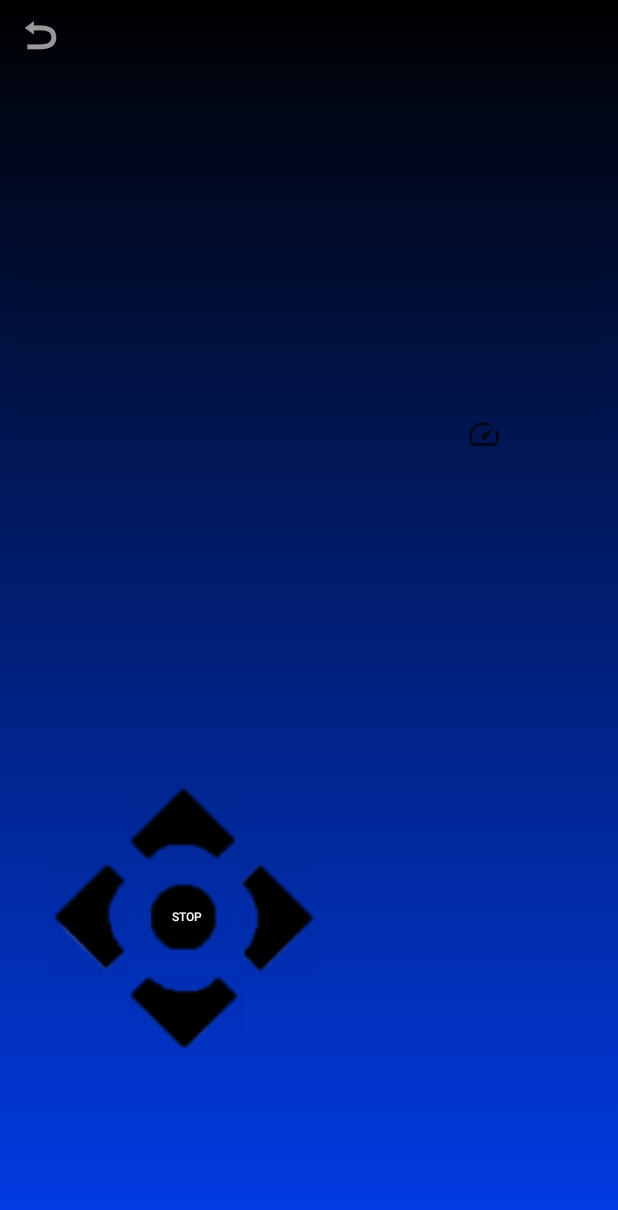
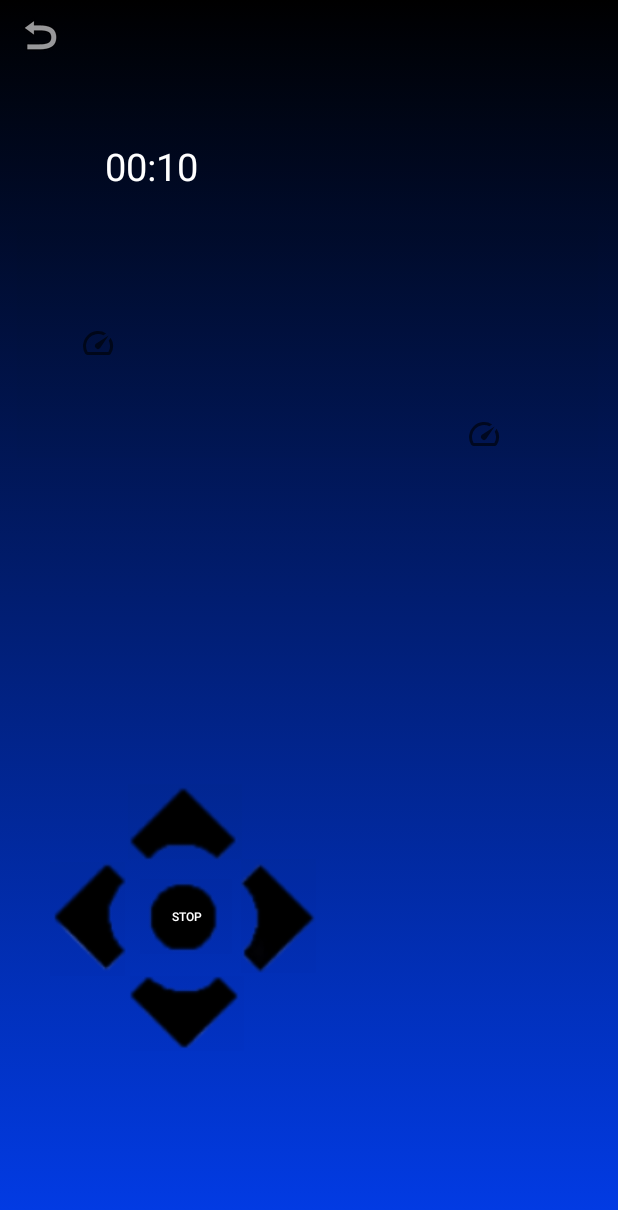
Before and after one commit to DIT113-V22/group-08, an Android app: the ControlPad screen opened directly, with no data from a screen before it, after a tap on an icon or button, on a phone screen of 412 x 824 dp. Shown: the top 1210 px of the screen. Run offline under Robolectric (Android 15) with nearby library versions, the phone set to English and light mode, and no system bars; libraries missing offline, so code that uses them is left out: org.eclipse.paho; 3 statements that could not run were skipped; 3 other taps on this screen came first.

Commit message:
Chronometer and its design
Added simple chronometer that counts up. When the race is finished it displays the total elapsed time with milliseconds. Added its design.

```diff
--- a/Android/islandRush/app/src/main/java/com/quinstedt/islandRush/BrokerConnection.java
+++ b/Android/islandRush/app/src/main/java/com/quinstedt/islandRush/BrokerConnection.java
@@ -4,7 +4,9 @@ import android.content.Context;
 import android.graphics.Bitmap;
 import android.graphics.Color;
 import android.os.Bundle;
+import android.os.SystemClock;
 import android.util.Log;
+import android.widget.Chronometer;
 import android.widget.ImageView;
 import android.widget.TextView;
 import android.widget.Toast;
@@ -15,6 +17,10 @@ import org.eclipse.paho.client.mqttv3.IMqttDeliveryToken;
 import org.eclipse.paho.client.mqttv3.IMqttToken;
 import org.eclipse.paho.client.mqttv3.MqttCallback;
 import org.eclipse.paho.client.mqttv3.MqttMessage;
+
+import java.text.DateFormat;
+import java.text.SimpleDateFormat;
+import java.util.Date;
 
 public class BrokerConnection  {
 
@@ -40,6 +46,7 @@ public class BrokerConnection  {
 
     public static final String SERVER = MAIN_TOPIC + "/server";
 
+    public static final String FINISH = MAIN_TOPIC + "/Mood/Race/Finish";
 
     // CAMERA
     private static final int IMAGE_WIDTH = 320;
@@ -47,6 +54,9 @@ public class BrokerConnection  {
     ImageView mCameraView;
     TextView actualSpeed;
     Context context;
+    TextView finish;
+    Chronometer simpleChronometer;
+    TextView t;
 
     public  BrokerConnection(Context context){
         this.context = context;
@@ -118,7 +128,25 @@ public class BrokerConnection  {
                         String messageMQTT = message.toString();
                         setActualSpeedFromString(actualSpeed,messageMQTT);
                         Log.i(TAG, "Car speed: " + messageMQTT);
-                    }else {
+
+                    }else if(topic.equals(FINISH)){
+                            String finishMessage = "Finish";
+                            finish.setText(finishMessage);
+                            //Chronometer simpleChronometer= findViewById(R.id.simpleChronometer);
+                            simpleChronometer.stop();
+                            long elapsedMillis = SystemClock.elapsedRealtime() - simpleChronometer.getBase();
+
+                            // THE CHOSEN DATE FORMAT
+                            DateFormat simple = new SimpleDateFormat("mm:ss.SSS");
+
+                            // Creating date from milliseconds
+                            Date result = new Date(elapsedMillis);
+
+                            // SET DATE TO CHOSEN FORMAT
+                            // TextView t = findViewById(R.id.TOTALTIME);
+                            t.setText(String.valueOf(simple.format(result)));
+
+                        }else {
                         Log.i(TAG, "[MQTT] Topic: " + topic + " | Message: " + message.toString());
                     }
                 }
@@ -178,4 +206,16 @@ public class BrokerConnection  {
     public MqttClient getmMqttClient() {
         return mMqttClient;
     }
+
+        public void setFinish(TextView finish) {
+            this.finish = finish;
+        }
+
+        public void setSimpleChronometer(Chronometer simpleChronometer) {
+            this.simpleChronometer = simpleChronometer;
+        }
+
+        public void setT(TextView t) {
+            this.t = t;
+        }
 }
--- a/Android/islandRush/app/src/main/java/com/quinstedt/islandRush/ControlPad.java
+++ b/Android/islandRush/app/src/main/java/com/quinstedt/islandRush/ControlPad.java
@@ -5,12 +5,16 @@ import android.os.Bundle;
 import android.view.View;
 import android.widget.ImageButton;
 
+import android.widget.Chronometer;
+import android.widget.TextView;
+
 import androidx.appcompat.app.AppCompatActivity;
 
 public class ControlPad extends AppCompatActivity {
     ImageButton escapeHash;
     BrokerConnection brokerConnection;
     MqttClient mMqttClient;
+    Chronometer simpleChronometer;
 
     @Override
     public void onCreate(Bundle savedInstanceState ) {
@@ -20,8 +24,19 @@ public class ControlPad extends AppCompatActivity {
         brokerConnection = new BrokerConnection(getApplicationContext());
         brokerConnection.setActualSpeed(findViewById(R.id.actualSpeed));
         brokerConnection.setmCameraView(findViewById(R.id.controlPad_camera));
+        brokerConnection.setFinish(findViewById(R.id.finish_controlPad));
+        brokerConnection.setSimpleChronometer(findViewById(R.id.simpleChronometerControlPad));
+        brokerConnection.setT(findViewById(R.id.TIMERVIEW_ControlPad));
         mMqttClient = brokerConnection.getmMqttClient();
         brokerConnection.connectToMqttBroker();
+
+
+        // start timer
+        simpleChronometer = (Chronometer) findViewById(R.id.simpleChronometerControlPad); // initiate a chronometer
+
+        simpleChronometer.start(); // start a chronometer
+
+        TextView timerView = (TextView) findViewById(R.id.TIMERVIEW_ControlPad);
 
         escapeHash = findViewById(R.id.controlPad_escapeHash);
         escapeHash.setOnClickListener(view -> goBack());
--- a/Android/islandRush/app/src/main/res/layout-land/activity_control_pad.xml
+++ b/Android/islandRush/app/src/main/res/layout-land/activity_control_pad.xml
@@ -103,4 +103,30 @@
         app:layout_constraintTop_toTopOf="parent"
         app:srcCompat="@android:drawable/ic_menu_revert" />
 
+    <Chronometer
+        android:id="@+id/simpleChronometerControlPad"
+        android:layout_width="89dp"
+        android:layout_height="38dp"
+        android:layout_marginStart="340dp"
+        android:layout_marginTop="56dp"
+        android:textColor="@color/white"
+        android:textSize="25sp"
+        app:layout_constraintStart_toStartOf="parent"
+        app:layout_constraintTop_toTopOf="parent" />
+
+    <TextView
+        android:id="@+id/TIMERVIEW_ControlPad"
+        android:layout_width="150dp"
+        android:layout_height="90dp"
+        android:layout_marginTop="128dp"
+        android:textAppearance="?android:attr/text"
+        android:textColor="@color/white"
+        android:textSize="25sp"
+        android:textStyle="bold"
+        app:drawableLeftCompat="@drawable/ic_baseline_speed_24"
+        app:layout_constraintEnd_toEndOf="parent"
+        app:layout_constraintHorizontal_bias="0.562"
+        app:layout_constraintStart_toStartOf="parent"
+        app:layout_constraintTop_toTopOf="parent" />
+
 </androidx.constraintlayout.widget.ConstraintLayout>
--- a/Android/islandRush/app/src/main/res/layout/activity_control_pad.xml
+++ b/Android/islandRush/app/src/main/res/layout/activity_control_pad.xml
@@ -135,6 +135,30 @@
         app:srcCompat="@android:drawable/ic_menu_revert" />
 
 
+    <Chronometer
+        android:id="@+id/simpleChronometerControlPad"
+        android:layout_width="141dp"
+        android:layout_height="72dp"
+        android:layout_marginStart="70dp"
+        android:layout_marginTop="93dp"
+        android:textColor="@color/white"
+        android:textSize="25sp"
+        app:layout_constraintStart_toStartOf="parent"
+        app:layout_constraintTop_toTopOf="parent" />
 
+    <TextView
+        android:id="@+id/TIMERVIEW_ControlPad"
+        android:layout_width="150dp"
+        android:layout_height="90dp"
+        android:layout_marginTop="184dp"
+        android:textAppearance="?android:attr/text"
+        android:textColor="@color/white"
+        android:textSize="25sp"
+        android:textStyle="bold"
+        app:drawableLeftCompat="@drawable/ic_baseline_speed_24"
+        app:layout_constraintEnd_toEndOf="parent"
+        app:layout_constraintHorizontal_bias="0.203"
+        app:layout_constraintStart_toStartOf="parent"
+        app:layout_constraintTop_toTopOf="parent" />
 
 </androidx.constraintlayout.widget.ConstraintLayout>
```
Also changed, not shown: Android/islandRush/app/src/main/java/com/quinstedt/islandRush/Joystick.java (+10 -0 lines), Android/islandRush/app/src/main/res/layout-land/activity_joystick.xml (+25 -0 lines), Android/islandRush/app/src/main/res/layout/activity_joystick.xml (+27 -0 lines).
